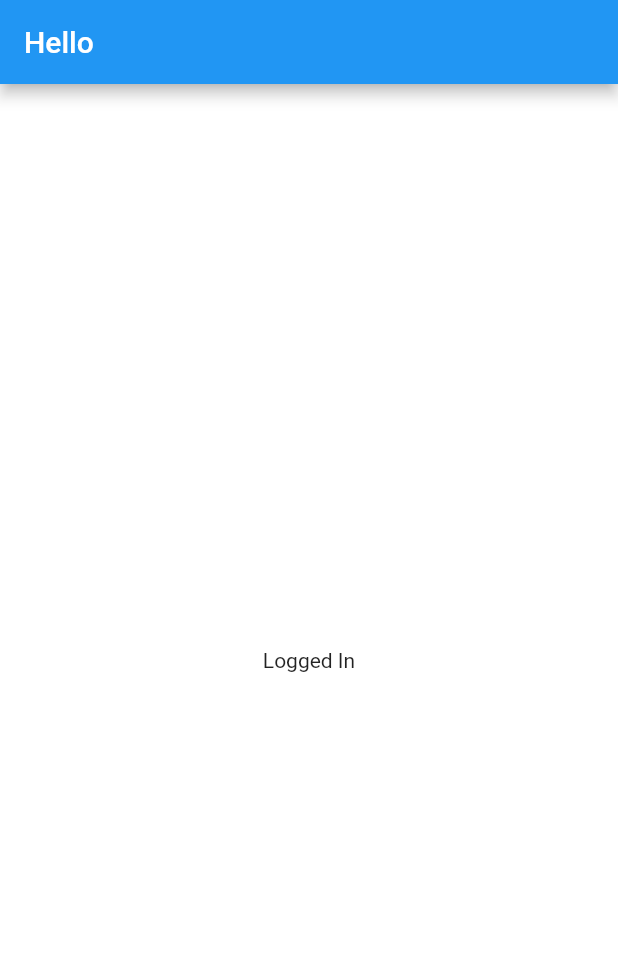
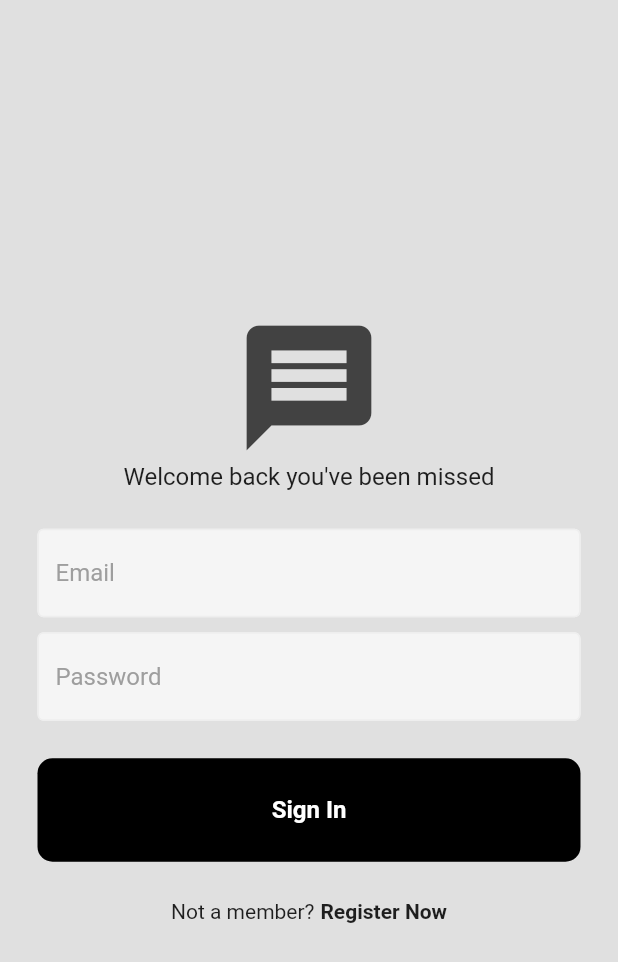
Before and after one commit to manmay-sakib/chat_app_firebase, a Flutter app: the screen it shows after launch, on a phone screen of 412 x 824 dp. Shown: the top 962 px of the screen. Run offline on Flutter 3.47's test engine with Material 2 defaults, Android fonts, the phone set to English and light mode, and no system bars; our stand-ins replace firebase_auth, firebase_core, shared_preferences; accounts and stored records are empty.

Commit message:
Login and registration done.

```diff
--- a/lib/auth/login_page.dart
+++ /dev/null
@@ -1,23 +0,0 @@
-import 'package:flutter/material.dart';
-
-class LogInPage extends StatefulWidget {
-  const LogInPage({super.key});
-
-  @override
-  State<LogInPage> createState() => _LogInPageState();
-}
-
-class _LogInPageState extends State<LogInPage> {
-  //final formKey = GlobalKey<FormState>();
-  @override
-  Widget build(BuildContext context) {
-    return Scaffold(
-      appBar: AppBar(
-        title: Text("Hello"),
-      ),
-      body: Center(
-        child: Text("Logged In"),
-      ),
-    );
-  }
-}
--- /dev/null
+++ b/lib/components/my_button.dart
@@ -0,0 +1,36 @@
+import 'package:flutter/material.dart';
+
+class MyButton extends StatelessWidget {
+  final String text;
+  final void Function()? onTap;
+
+  const MyButton({
+    super.key,
+    required this.text,
+    required this.onTap,
+  });
+
+  @override
+  Widget build(BuildContext context) {
+    return GestureDetector(
+      onTap: onTap,
+      child: Container(
+        padding: EdgeInsets.all(25),
+        decoration: BoxDecoration(
+          borderRadius: BorderRadius.circular(10),
+          color: Colors.black,
+        ),
+        child: Center(
+          child: Text(
+            text,
+            style: TextStyle(
+              color: Colors.white,
+              fontWeight: FontWeight.bold,
+              fontSize: 16,
+            ),
+          ),
+        ),
+      ),
+    );
+  }
+}
--- /dev/null
+++ b/lib/components/my_text_field.dart
@@ -0,0 +1,39 @@
+import 'package:flutter/material.dart';
+
+class MyTextField extends StatelessWidget {
+  final TextEditingController controller;
+  final String hintText;
+  final bool obscureText;
+  const MyTextField({
+    super.key,
+    required this.controller,
+    required this.hintText,
+    required this.obscureText,
+  });
+
+  @override
+  Widget build(BuildContext context) {
+    return TextField(
+      controller: controller,
+      obscureText: obscureText,
+      decoration: InputDecoration(
+        enabledBorder: OutlineInputBorder(
+          borderSide: BorderSide(
+            color: Colors.grey.shade200,
+          ),
+        ),
+        focusedBorder: OutlineInputBorder(
+          borderSide: BorderSide(
+            color: Colors.white,
+          ),
+        ),
+        fillColor: Colors.grey[100],
+        filled: true,
+        hintText: hintText,
+        hintStyle: TextStyle(
+          color: Colors.grey,
+        ),
+      ),
+    );
+  }
+}
--- a/lib/main.dart
+++ b/lib/main.dart
@@ -1,63 +1,32 @@
-import 'package:chat_app_firebase/auth/login_page.dart';
-import 'package:chat_app_firebase/helper/helper_function.dart';
-import 'package:chat_app_firebase/pages/home_page.dart';
-import 'package:chat_app_firebase/shared/constant.dart';
+import 'package:chat_app_firebase/firebase_options.dart';
+import 'package:chat_app_firebase/pages/login_page.dart';
+import 'package:chat_app_firebase/pages/register_page.dart';
+import 'package:chat_app_firebase/services/auth/auth_gate.dart';
+import 'package:chat_app_firebase/services/auth/auth_service.dart';
+import 'package:chat_app_firebase/services/auth/login_or_register.dart';
+import 'package:firebase_core/firebase_core.dart';
 import 'package:flutter/material.dart';
-import 'package:flutter/foundation.dart';
-import 'package:firebase_core/firebase_core.dart';
+import 'package:provider/provider.dart';
 
 void main() async {
   WidgetsFlutterBinding.ensureInitialized();
-  if (kIsWeb) {
-    // run the initialization for web
-    await Firebase.initializeApp(
-      options: FirebaseOptions(
-        apiKey: Constant.apiKey,
-        appId: Constant.appId,
-        messagingSenderId: Constant.messagingSenderId,
-        projectId: Constant.projectId,
-      ),
-    );
-  } else {
-    // run the initialization for android
-    await Firebase.initializeApp();
-  }
-
-  runApp(MyApp());
+  await Firebase.initializeApp(options: DefaultFirebaseOptions.currentPlatform);
+  runApp(
+    ChangeNotifierProvider(
+      create: (context) => AuthService(),
+      child: const MyApp(),
+    ),
+  );
 }
 
-class MyApp extends StatefulWidget {
+class MyApp extends StatelessWidget {
   const MyApp({super.key});
 
   @override
-  State<MyApp> createState() => _MyAppState();
-}
-
-class _MyAppState extends State<MyApp> {
-  bool _isSignedIn = false;
-  @override
-  void initState() {
-    super.initState();
-    getUserLoggedInStatus();
-  }
-
-  getUserLoggedInStatus() async {
-    await HelperFunctions.getUserLoggedInStatus().then((value) {
-      if (value != null) {
-        _isSignedIn = value;
-      }
-    });
-  }
-
-  // This widget is the root of your application.
-  @override
   Widget build(BuildContext context) {
     return MaterialApp(
-      theme: ThemeData(
-        scaffoldBackgroundColor: Colors.white,
-      ),
       debugShowCheckedModeBanner: false,
-      home: _isSignedIn ? HomePage() : LogInPage(),
+      home: AuthGate(),
     );
   }
 }
--- /dev/null
+++ b/lib/pages/login_page.dart
@@ -0,0 +1,118 @@
+import 'package:chat_app_firebase/components/my_button.dart';
+import 'package:chat_app_firebase/components/my_text_field.dart';
+import 'package:chat_app_firebase/services/auth/auth_service.dart';
+import 'package:flutter/material.dart';
+import 'package:provider/provider.dart';
+
+class LogInPage extends StatefulWidget {
+  final void Function()? onTap;
+  const LogInPage({super.key, required this.onTap});
+
+  @override
+  State<LogInPage> createState() => _LogInPageState();
+}
+
+class _LogInPageState extends State<LogInPage> {
+  // text controllers
+  final emailController = TextEditingController();
+  final passwordController = TextEditingController();
+
+  // sign in user
+  void signIn() async {
+    // get the auth service
+    final authService = Provider.of<AuthService>(context, listen: false);
+
+    try {
+      await authService.signInWithEmailandPassword(
+        emailController.text,
+        passwordController.text,
+      );
+    } catch (e) {
+      ScaffoldMessenger.of(context).showSnackBar(
+        SnackBar(
+          content: Text(
+            e.toString(),
+          ),
+        ),
+      );
+    }
+  }
+
+  @override
+  Widget build(BuildContext context) {
+    return Scaffold(
+      backgroundColor: Colors.grey[300],
+      body: SafeArea(
+        child: Center(
+          child: Padding(
+            padding: const EdgeInsets.symmetric(horizontal: 25),
+            child: Column(
+              mainAxisAlignment: MainAxisAlignment.center,
+              children: [
+                // logo
+                Icon(
+                  Icons.message,
+                  size: 100,
+                  color: Colors.grey[800],
+                ),
+
+                // welcome back message
+                Text(
+                  "Welcome back you've been missed",
+                  style: TextStyle(
+                    fontSize: 16,
+                  ),
+                ),
+                const SizedBox(height: 25),
+
+                // email text feild
+                MyTextField(
+                  controller: emailController,
+                  hintText: "Email",
+                  obscureText: false,
+                ),
+                const SizedBox(height: 10),
+
+                // password textfeild
+                MyTextField(
+                  controller: passwordController,
+                  hintText: "Password",
+                  obscureText: true,
+                ),
+                const SizedBox(height: 25),
+
+                // sign in button
+                MyButton(
+                  text: "Sign In",
+                  onTap: signIn,
+                ),
+                const SizedBox(height: 25),
+                // not a member? register now
+                Row(
+                  mainAxisAlignment: MainAxisAlignment.center,
+                  children: [
+                    Text(
+                      "Not a member?",
+                    ),
+                    SizedBox(
+                      width: 4,
+                    ),
+                    GestureDetector(
+                      onTap: widget.onTap,
+                      child: Text(
+                        "Register Now",
+                        style: TextStyle(
+                          fontWeight: FontWeight.bold,
+                        ),
+                      ),
+                    ),
+                  ],
+                ),
+              ],
+            ),
+          ),
+        ),
+      ),
+    );
+  }
+}
--- /dev/null
+++ b/lib/services/auth/auth_gate.dart
@@ -0,0 +1,33 @@
+import 'package:chat_app_firebase/pages/home_page.dart';
+import 'package:chat_app_firebase/services/auth/login_or_register.dart';
+import 'package:flutter/material.dart';
+import 'package:firebase_auth/firebase_auth.dart';
+
+class AuthGate extends StatefulWidget {
+  const AuthGate({super.key});
+
+  @override
+  State<AuthGate> createState() => _AuthGateState();
+}
+
+class _AuthGateState extends State<AuthGate> {
+  @override
+  Widget build(BuildContext context) {
+    return Scaffold(
+      body: StreamBuilder(
+        stream: FirebaseAuth.instance.authStateChanges(),
+        builder: (context, snapshot) {
+          // user is logged in
+          if (snapshot.hasData) {
+            return HomePage();
+          }
+
+          // user is not logged in
+          else {
+            return LoginOrRegister();
+          }
+        },
+      ),
+    );
+  }
+}
--- /dev/null
+++ b/lib/services/auth/auth_service.dart
@@ -0,0 +1,49 @@
+import 'package:firebase_auth/firebase_auth.dart';
+import 'package:firebase_core/firebase_core.dart';
+import 'package:flutter/material.dart';
+
+class AuthService extends ChangeNotifier {
+  // instance of auth
+  final FirebaseAuth _firebaseAuth = FirebaseAuth.instance;
+
+  // sign user in
+  Future<UserCredential> signInWithEmailandPassword(
+      String email, String password) async {
+    try {
+      // sign in
+      UserCredential userCredential =
+          await _firebaseAuth.signInWithEmailAndPassword(
+        email: email,
+        password: password,
+      );
+      return userCredential;
+    }
+    // catch any errors
+    on FirebaseAuthException catch (e) {
+      throw Exception(e.code);
+    }
+  }
+
+  // create a new user
+  Future<UserCredential> signUpWithEmailandPassword(
+      String email, String password) async {
+    try {
+      // sign in
+      UserCredential userCredential =
+          await _firebaseAuth.createUserWithEmailAndPassword(
+        email: email,
+        password: password,
+      );
+      return userCredential;
+    }
+    // catch any errors
+    on FirebaseAuthException catch (e) {
+      throw Exception(e.code);
+    }
+  }
+
+  // sign user out
+  Future<void> signOut() async {
+    return await FirebaseAuth.instance.signOut();
+  }
+}
--- /dev/null
+++ b/lib/services/auth/login_or_register.dart
@@ -0,0 +1,31 @@
+import 'package:chat_app_firebase/pages/login_page.dart';
+import 'package:chat_app_firebase/pages/register_page.dart';
+import 'package:flutter/material.dart';
+
+class LoginOrRegister extends StatefulWidget {
+  const LoginOrRegister({super.key});
+
+  @override
+  State<LoginOrRegister> createState() => _LoginOrRegisterState();
+}
+
+class _LoginOrRegisterState extends State<LoginOrRegister> {
+  // initially show the login screen
+  bool showLoginPage = true;
+
+  // toggle between login and register
+  void togglePages() {
+    setState(() {
+      showLoginPage = !showLoginPage;
+    });
+  }
+
+  @override
+  Widget build(BuildContext context) {
+    if (showLoginPage) {
+      return LogInPage(onTap: togglePages);
+    } else {
+      return RegisterPage(onTap: togglePages);
+    }
+  }
+}
--- a/pubspec.yaml
+++ b/pubspec.yaml
@@ -39,6 +39,7 @@ dependencies:
   firebase_auth: ^4.8.0
   shared_preferences: ^2.2.0
   cloud_firestore: ^4.9.0
+  provider: ^6.0.5
 
 dev_dependencies:
   flutter_test:
```
Also changed, not shown: lib/pages/home_page.dart (+20 -2 lines), lib/pages/register_page.dart (added, +137 -0 lines), pubspec.lock.
